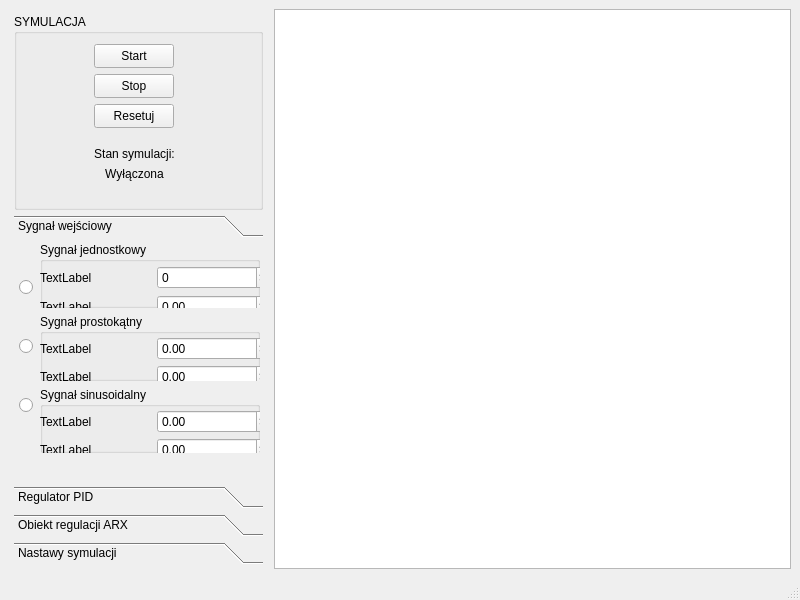
Old version of the form pk-project/mainwindow.ui in the repository MateuszRym/pk-project.
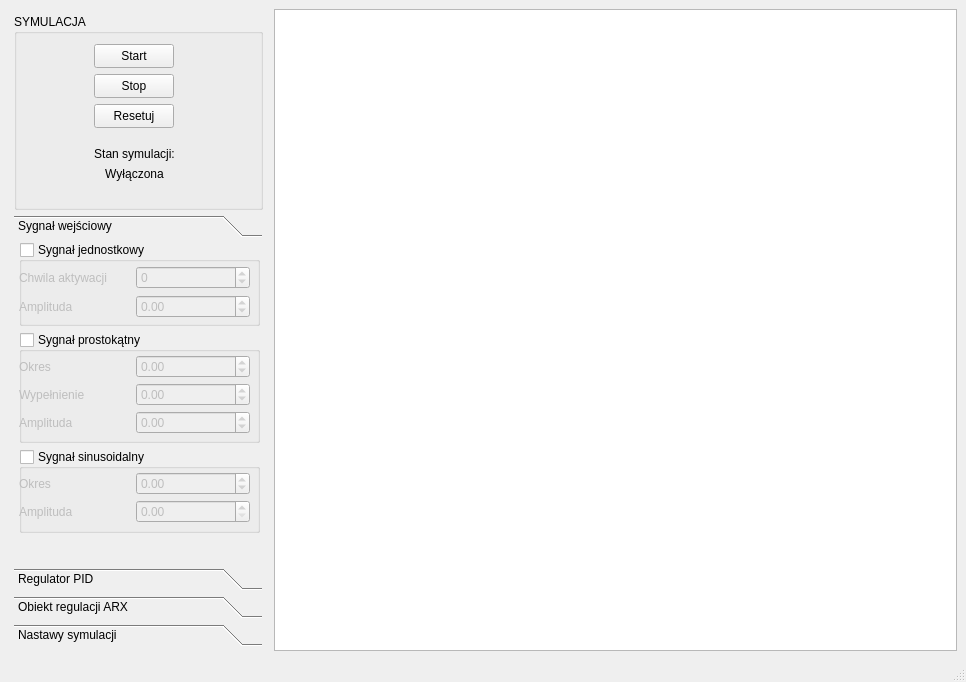
New version of the form.

Patch:
```diff
--- a/pk-project/mainwindow.ui
+++ b/pk-project/mainwindow.ui
@@ -6,8 +6,8 @@
    <rect>
     <x>0</x>
     <y>0</y>
-    <width>800</width>
-    <height>600</height>
+    <width>966</width>
+    <height>682</height>
    </rect>
   </property>
   <property name="sizePolicy">
@@ -19,7 +19,7 @@
   <property name="minimumSize">
    <size>
     <width>800</width>
-    <height>600</height>
+    <height>680</height>
    </size>
   </property>
   <property name="windowTitle">
@@ -28,7 +28,7 @@
   <widget class="QWidget" name="centralwidget">
    <layout class="QHBoxLayout" name="horizontalLayout" stretch="0,6">
     <item>
-     <layout class="QVBoxLayout" name="verticalLayout" stretch="3,6">
+     <layout class="QVBoxLayout" name="verticalLayout" stretch="3,0">
       <property name="spacing">
        <number>5</number>
       </property>
@@ -152,7 +152,7 @@
       <item>
        <widget class="QToolBox" name="toolBox">
         <property name="sizePolicy">
-         <sizepolicy hsizetype="Preferred" vsizetype="Preferred">
+         <sizepolicy hsizetype="Fixed" vsizetype="MinimumExpanding">
           <horstretch>0</horstretch>
           <verstretch>0</verstretch>
          </sizepolicy>
@@ -171,8 +171,8 @@
           <rect>
            <x>0</x>
            <y>0</y>
-           <width>249</width>
-           <height>208</height>
+           <width>248</width>
+           <height>290</height>
           </rect>
          </property>
          <attribute name="label">
@@ -184,42 +184,29 @@
             <x>5</x>
             <y>-1</y>
             <width>241</width>
-            <height>211</height>
+            <height>291</height>
            </rect>
           </property>
-          <layout class="QHBoxLayout" name="horizontalLayout_11" stretch="1,15">
+          <layout class="QHBoxLayout" name="horizontalLayout_11" stretch="0">
+           <property name="sizeConstraint">
+            <enum>QLayout::SizeConstraint::SetMinimumSize</enum>
+           </property>
            <item>
-            <layout class="QVBoxLayout" name="verticalLayout_2">
-             <item>
-              <widget class="QRadioButton" name="radioButton_5">
-               <property name="text">
-                <string/>
-               </property>
-              </widget>
-             </item>
-             <item>
-              <widget class="QRadioButton" name="radioButton_6">
-               <property name="text">
-                <string/>
-               </property>
-              </widget>
-             </item>
-             <item>
-              <widget class="QRadioButton" name="radioButton_4">
-               <property name="text">
-                <string/>
-               </property>
-              </widget>
-             </item>
-            </layout>
-           </item>
-           <item>
-            <layout class="QVBoxLayout" name="verticalLayout_8">
+            <layout class="QVBoxLayout" name="verticalLayout_2" stretch="3,4,3">
              <item>
               <widget class="QGroupBox" name="groupBox_3">
                <property name="title">
                 <string>Sygnał jednostkowy</string>
                </property>
+               <property name="flat">
+                <bool>false</bool>
+               </property>
+               <property name="checkable">
+                <bool>true</bool>
+               </property>
+               <property name="checked">
+                <bool>false</bool>
+               </property>
                <widget class="QWidget" name="verticalLayoutWidget">
                 <property name="geometry">
                  <rect>
@@ -238,12 +225,19 @@
                    <item>
                     <widget class="QLabel" name="label_6">
                      <property name="text">
-                      <string>TextLabel</string>
+                      <string>Chwila aktywacji</string>
                      </property>
                     </widget>
                    </item>
                    <item>
-                    <widget class="QSpinBox" name="spinBox_4"/>
+                    <widget class="QSpinBox" name="spinBox_4">
+                     <property name="minimum">
+                      <number>-100</number>
+                     </property>
+                     <property name="maximum">
+                      <number>100</number>
+                     </property>
+                    </widget>
                    </item>
                   </layout>
                  </item>
@@ -252,12 +246,22 @@
                    <item>
                     <widget class="QLabel" name="label_7">
                      <property name="text">
-                      <string>TextLabel</string>
+                      <string>Amplituda</string>
                      </property>
                     </widget>
                    </item>
                    <item>
-                    <widget class="QDoubleSpinBox" name="doubleSpinBox"/>
+                    <widget class="QDoubleSpinBox" name="doubleSpinBox">
+                     <property name="decimals">
+                      <number>2</number>
+                     </property>
+                     <property name="minimum">
+                      <double>-100.000000000000000</double>
+                     </property>
+                     <property name="maximum">
+                      <double>100.000000000000000</double>
+                     </property>
+                    </widget>
                    </item>
                   </layout>
                  </item>
@@ -270,30 +274,64 @@
                <property name="title">
                 <string>Sygnał prostokątny</string>
                </property>
+               <property name="checkable">
+                <bool>true</bool>
+               </property>
+               <property name="checked">
+                <bool>false</bool>
+               </property>
                <widget class="QWidget" name="verticalLayoutWidget_3">
                 <property name="geometry">
                  <rect>
                   <x>0</x>
                   <y>20</y>
                   <width>231</width>
-                  <height>58</height>
+                  <height>87</height>
                  </rect>
                 </property>
                 <layout class="QVBoxLayout" name="verticalLayout_5">
                  <property name="spacing">
                   <number>2</number>
                  </property>
+                 <item>
+                  <layout class="QHBoxLayout" name="horizontalLayout_17">
+                   <item>
+                    <widget class="QLabel" name="label_19">
+                     <property name="text">
+                      <string>Okres</string>
+                     </property>
+                    </widget>
+                   </item>
+                   <item>
+                    <widget class="QDoubleSpinBox" name="doubleSpinBox_11">
+                     <property name="minimum">
+                      <double>-100.000000000000000</double>
+                     </property>
+                     <property name="maximum">
+                      <double>100.000000000000000</double>
+                     </property>
+                    </widget>
+                   </item>
+                  </layout>
+                 </item>
                  <item>
                   <layout class="QHBoxLayout" name="horizontalLayout_7">
                    <item>
                     <widget class="QLabel" name="label_8">
                      <property name="text">
-                      <string>TextLabel</string>
+                      <string>Wypełnienie</string>
                      </property>
                     </widget>
                    </item>
                    <item>
-                    <widget class="QDoubleSpinBox" name="doubleSpinBox_2"/>
+                    <widget class="QDoubleSpinBox" name="doubleSpinBox_2">
+                     <property name="minimum">
+                      <double>-100.000000000000000</double>
+                     </property>
+                     <property name="maximum">
+                      <double>100.000000000000000</double>
+                     </property>
+                    </widget>
                    </item>
                   </layout>
                  </item>
@@ -302,12 +340,19 @@
                    <item>
                     <widget class="QLabel" name="label_9">
                      <property name="text">
-                      <string>TextLabel</string>
+                      <string>Amplituda</string>
                      </property>
                     </widget>
                    </item>
                    <item>
-                    <widget class="QDoubleSpinBox" name="doubleSpinBox_5"/>
+                    <widget class="QDoubleSpinBox" name="doubleSpinBox_5">
+                     <property name="minimum">
+                      <double>-100.000000000000000</double>
+                     </property>
+                     <property name="maximum">
+                      <double>100.000000000000000</double>
+                     </property>
+                    </widget>
                    </item>
                   </layout>
                  </item>
@@ -320,6 +365,12 @@
                <property name="title">
                 <string>Sygnał sinusoidalny</string>
                </property>
+               <property name="checkable">
+                <bool>true</bool>
+               </property>
+               <property name="checked">
+                <bool>false</bool>
+               </property>
                <widget class="QWidget" name="verticalLayoutWidget_4">
                 <property name="geometry">
                  <rect>
@@ -338,12 +389,19 @@
                    <item>
                     <widget class="QLabel" name="label_11">
                      <property name="text">
-                      <string>TextLabel</string>
+                      <string>Okres</string>
                      </property>
                     </widget>
                    </item>
                    <item>
-                    <widget class="QDoubleSpinBox" name="doubleSpinBox_3"/>
+                    <widget class="QDoubleSpinBox" name="doubleSpinBox_3">
+                     <property name="minimum">
+                      <double>-100.000000000000000</double>
+                     </property>
+                     <property name="maximum">
+                      <double>100.000000000000000</double>
+                     </property>
+                    </widget>
                    </item>
                   </layout>
                  </item>
@@ -352,7 +410,7 @@
                    <item>
                     <widget class="QLabel" name="label_10">
                      <property name="text">
-                      <string>TextLabel</string>
+                      <string>Amplituda</string>
                      </property>
                     </widget>
                    </item>
```
Left out of the diff: 114 changed lines with no effect on the pictures.
